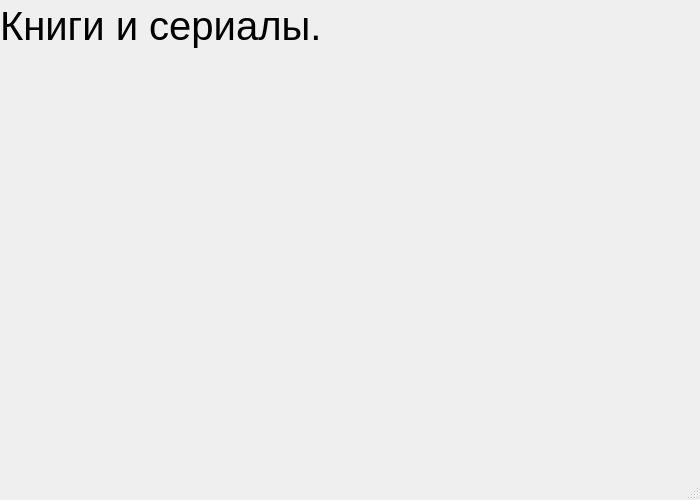
Before: the Qt Designer form books_comics.ui in Zloiben/Application, drawn with Qt 5.
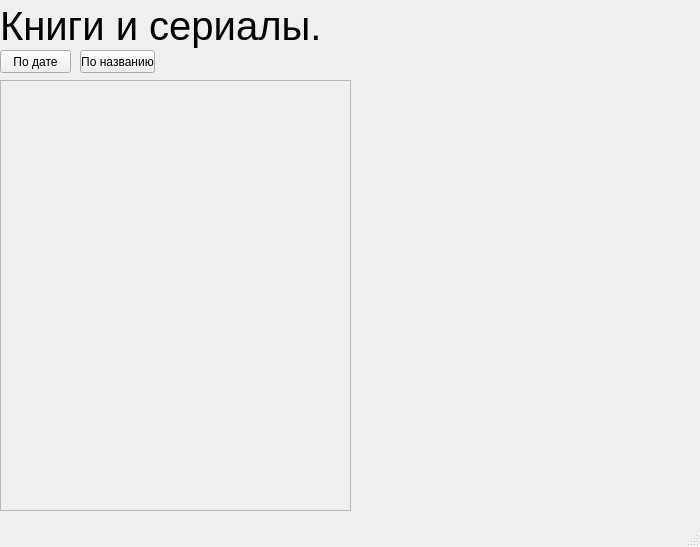
After: the same form once the commit is applied.

Patch:
```diff
--- a/books_comics.ui
+++ b/books_comics.ui
@@ -7,7 +7,7 @@
     <x>0</x>
     <y>0</y>
     <width>700</width>
-    <height>500</height>
+    <height>547</height>
    </rect>
   </property>
   <property name="windowTitle">
@@ -32,6 +32,45 @@
      <string>Книги и сериалы.</string>
     </property>
    </widget>
+   <widget class="QPlainTextEdit" name="table_books">
+    <property name="enabled">
+     <bool>false</bool>
+    </property>
+    <property name="geometry">
+     <rect>
+      <x>0</x>
+      <y>80</y>
+      <width>351</width>
+      <height>431</height>
+     </rect>
+    </property>
+   </widget>
+   <widget class="QPushButton" name="btn_date_DESC_books">
+    <property name="geometry">
+     <rect>
+      <x>0</x>
+      <y>50</y>
+      <width>71</width>
+      <height>23</height>
+     </rect>
+    </property>
+    <property name="text">
+     <string>По дате</string>
+    </property>
+   </widget>
+   <widget class="QPushButton" name="btn_name_DESC_books">
+    <property name="geometry">
+     <rect>
+      <x>80</x>
+      <y>50</y>
+      <width>75</width>
+      <height>23</height>
+     </rect>
+    </property>
+    <property name="text">
+     <string>По названию</string>
+    </property>
+   </widget>
   </widget>
   <widget class="QMenuBar" name="menubar">
    <property name="geometry">
```
